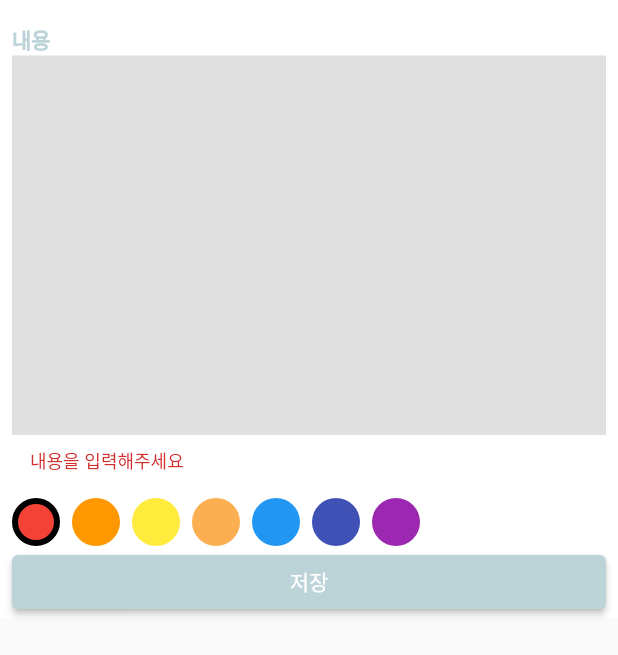
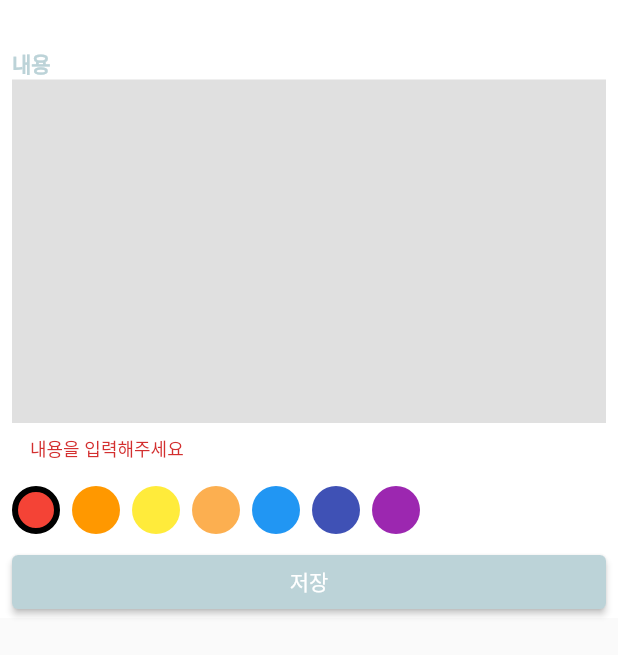
Before and after one commit to injubi/MBL, a Flutter app: the LogBottomSheet widget shown alone on an empty page, opened directly with empty values, after a tap on "저장", on a phone screen of 412 x 824 dp. Shown: the top 655 px of the screen. Run offline on Flutter 3.47's test engine with Material 2 defaults, Android fonts, the phone set to English and light mode, and no system bars; our stand-ins replace drift, get_it, table_calendar; accounts and stored records are empty; generated files the repository leaves out were written again.

Commit message:
추가기능

```diff
--- a/lib/component/log_bottom_sheet.dart
+++ b/lib/component/log_bottom_sheet.dart
@@ -25,7 +25,35 @@ class _LogBottomSheetState extends State<LogBottomSheet> {
   @override
   Widget build(BuildContext context) {
     final bottomInset = MediaQuery.of(context).viewInsets.bottom;
-    final FormFieldSetter<String> onSaved;
+
+    return GestureDetector(
+      onTap: () {
+        FocusScope.of(context).requestFocus(FocusNode());
+      },
+      child: FutureBuilder<Log>(
+          future: widget.logId == null
+              ? null
+              : GetIt.I<LocalDatabase>().getLogById(widget.logId!),
+          builder: (context, snapshot) {
+            if (snapshot.hasError) {
+              return Center(
+                child: Text('스케줄을 불러올 수 없습니다.'),
+              );
+            }
+
+            // FutureBuilder 처음 실행됐고
+            // 로딩중일때
+            if (snapshot.connectionState != ConnectionState.none &&
+                !snapshot.hasData) {
+              return Center(
+                child: CircularProgressIndicator(),
+              );
+            }
+
+            if (snapshot.hasData && content == null) {
+              content = snapshot.data!.content;
+              selectedColorId = snapshot.data!.colorId;
+            }
 
             return SafeArea(
               child: Container(
@@ -40,6 +68,7 @@ class _LogBottomSheetState extends State<LogBottomSheet> {
                       child: Column(
                         crossAxisAlignment: CrossAxisAlignment.start,
                         children: [
+                          SizedBox(height: 16.0),
                           _Content(
                             onSaved: (String? val) {
                               content = val;
@@ -48,7 +77,8 @@ class _LogBottomSheetState extends State<LogBottomSheet> {
                           ),
                           SizedBox(height: 16.0),
                           FutureBuilder<List<CategoryColor>>(
-                      future: GetIt.I<LocalDatabase>().getCategoryColors(),
+                              future:
+                                  GetIt.I<LocalDatabase>().getCategoryColors(),
                               builder: (context, snapshot) {
                                 if (snapshot.hasData &&
                                     selectedColorId == null &&
@@ -57,7 +87,8 @@ class _LogBottomSheetState extends State<LogBottomSheet> {
                                 }
 
                                 return _ColorPicker(
-                          colors: snapshot.hasData ? snapshot.data! : [],
+                                  colors:
+                                      snapshot.hasData ? snapshot.data! : [],
                                   selectedColorId: selectedColorId,
                                   colorIdSetter: (int id) {
                                     setState(() {
@@ -66,7 +97,7 @@ class _LogBottomSheetState extends State<LogBottomSheet> {
                                   },
                                 );
                               }),
-                  // SizedBox(height: 8.0),
+                          SizedBox(height: 8.0),
                           _SaveButton(
                             onPressed: onSavePressed,
                           ),
@@ -76,6 +107,8 @@ class _LogBottomSheetState extends State<LogBottomSheet> {
                   ),
                 ),
               ),
+            );
+          }),
     );
   }
 
```
Also changed, not shown: lib/component/calendar.dart (+15 -0 lines), lib/component/my_log.dart (+26 -1 lines), lib/database/drift_database.dart (+29 -0 lines), lib/screen/home_screen.dart (+22 -4 lines). Lines whose indentation alone changed are shown as unchanged.
